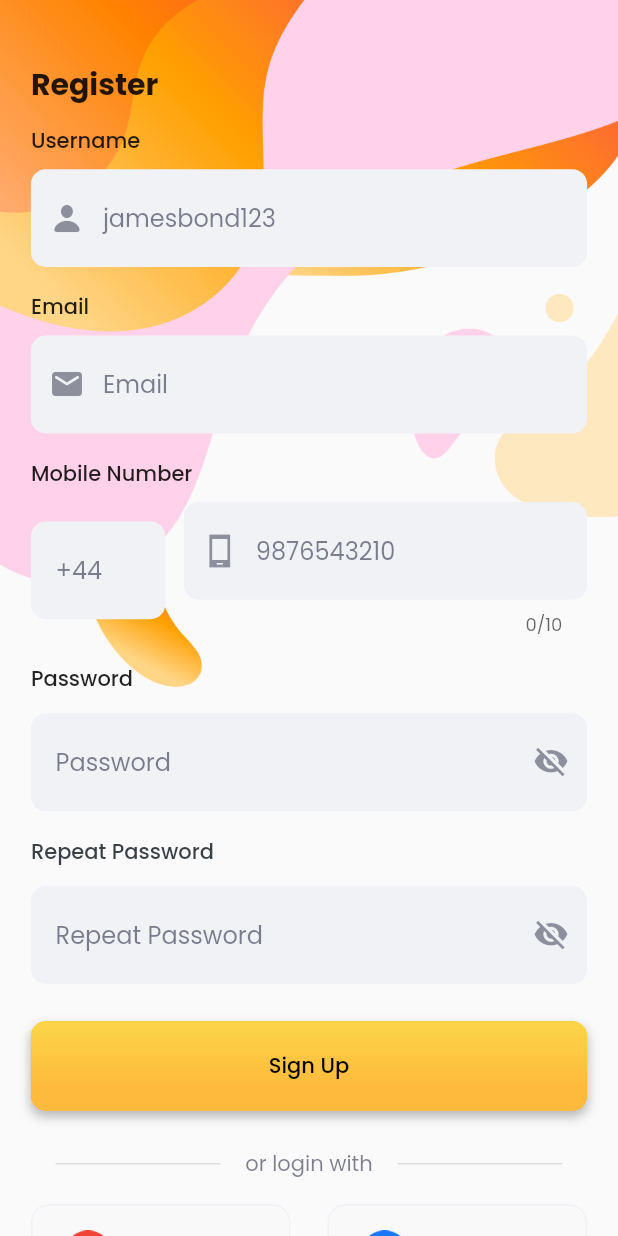
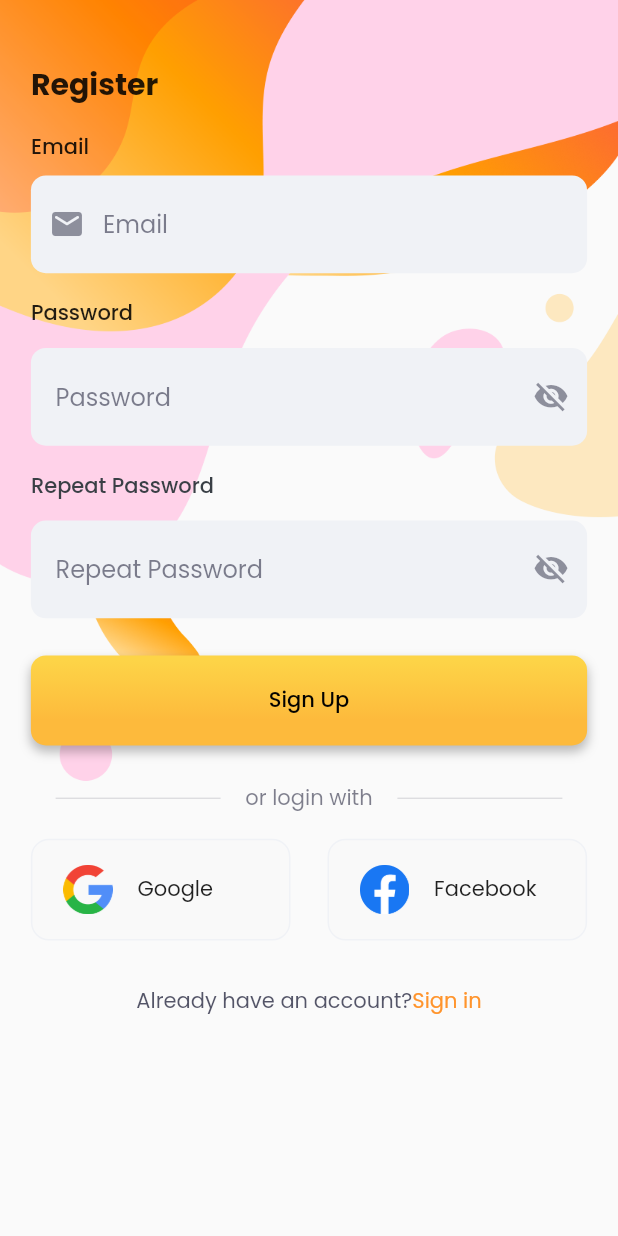
Before and after one commit to yashvala9/final_client_19-10, a Flutter app: the SignupScreen screen opened by its route, on a phone screen of 412 x 824 dp. Run offline on Flutter 3.47's test engine with Material 2 defaults, Android fonts, the phone set to English and light mode, and no system bars; our stand-ins replace cloud_firestore, firebase_auth, firebase_core, flutter_keyboard_visibility, get, get_storage and 4 more; accounts and stored records are empty.

Commit message:
auth completed

```diff
--- a/lib/app/modules/auth/login/login_screen.dart
+++ b/lib/app/modules/auth/login/login_screen.dart
@@ -82,7 +82,6 @@ class LoginScreen extends StatelessWidget {
                                           : null;
                                 },
                               ),
-
                               SizedBox(height: Get.height * 0.03),
                               Text(
                                 'Password',
@@ -111,11 +110,10 @@ class LoginScreen extends StatelessWidget {
                                 onSaved: (v) => _controller.password = v!,
                                 validator: (value) => value!.isEmpty
                                     ? 'Password is required'
-                                      : value.length <= 8
+                                    : value.length < 8
                                         ? "Password should be greater than 8 words"
                                         : null,
                               ),
-
                               SizedBox(height: Get.height * 0.02),
                               Align(
                                 alignment: Alignment.centerRight,
--- a/lib/app/modules/auth/sign_up/signup_screen.dart
+++ b/lib/app/modules/auth/sign_up/signup_screen.dart
@@ -46,40 +46,41 @@ class SignupScreen extends StatelessWidget {
                           child: Column(
                             crossAxisAlignment: CrossAxisAlignment.start,
                             children: [
+
                               Text(
                                 'Register',
                                 textScaleFactor: Get.textScaleFactor,
                                 style: style.titleLarge,
                               ),
-                              SizedBox(height: Get.height * 0.015),
-                              Text(
-                                'Username',
-                                textScaleFactor: Get.textScaleFactor,
-                                style: style.labelLarge,
-                              ),
-                              SizedBox(height: Get.height * 0.01),
-                              TextFormField(
-                                enabled: !_controller.loading,
-                                decoration: InputDecoration(
-                                  hintText: 'jamesbond123',
-                                  prefixIcon: Icon(
-                                    CupertinoIcons.person_solid,
-                                    color: AppColors.headline5Color
-                                        .withOpacity(.5),
-                                  ),
-                                ),
-                                inputFormatters: [
-                                  FilteringTextInputFormatter.allow(
-                                      RegExp('[a-zA-Z0-9]')),
-                                ],
-                                keyboardType: TextInputType.name,
-                                validator: (value) {
-                                  return value!.isEmpty
-                                      ? 'Username is required'
-                                      : null;
-                                },
-                                onSaved: (v) => _controller.userName = v!,
-                              ),
+                              // SizedBox(height: Get.height * 0.015),
+                              // Text(
+                              //   'Username',
+                              //   textScaleFactor: Get.textScaleFactor,
+                              //   style: style.labelLarge,
+                              // ),
+                              // SizedBox(height: Get.height * 0.01),
+                              // TextFormField(
+                              //   enabled: !_controller.loading,
+                              //   decoration: InputDecoration(
+                              //     hintText: 'jamesbond123',
+                              //     prefixIcon: Icon(
+                              //       CupertinoIcons.person_solid,
+                              //       color: AppColors.headline5Color
+                              //           .withOpacity(.5),
+                              //     ),
+                              //   ),
+                              //   inputFormatters: [
+                              //     FilteringTextInputFormatter.allow(
+                              //         RegExp('[a-zA-Z0-9]')),
+                              //   ],
+                              //   keyboardType: TextInputType.name,
+                              //   validator: (value) {
+                              //     return value!.isEmpty
+                              //         ? 'Username is required'
+                              //         : null;
+                              //   },
+                              //   onSaved: (v) => _controller.userName = v!,
+                              // ),
                               SizedBox(height: Get.height * 0.02),
                               Text(
                                 'Email',
@@ -107,71 +108,71 @@ class SignupScreen extends StatelessWidget {
                                 onSaved: (v) => _controller.email = v!,
                               ),
                               SizedBox(height: Get.height * 0.02),
-                              Text('Mobile Number',
-                                  textScaleFactor: Get.textScaleFactor,
-                                  style: style.labelLarge),
-                              SizedBox(height: Get.height * 0.01),
-                              Row(
-                                mainAxisAlignment:
-                                    MainAxisAlignment.spaceBetween,
-                                children: [
-                                  Expanded(
-                                    flex: 1,
-                                    child: TextFormField(
-                                      enabled: !_controller.loading,
-                                      decoration: const InputDecoration(
-                                        hintText: '+44',
-                                        counterText: '',
-                                      ),
-                                      keyboardType: TextInputType.number,
-                                      inputFormatters: [
-                                        FilteringTextInputFormatter.allow(
-                                            RegExp('[0-9,+]')),
-                                      ],
-                                      maxLength: 2,
-                                      validator: (v) => v!.isEmpty
-                                          ? "Country code is required"
-                                          : v.length != 2
-                                              ? "Country code must be 2 digits"
-                                              : null,
-                                      onSaved: (v) =>
-                                          _controller.countryCode = v!,
-                                    ),
-                                  ),
-                                  SizedBox(
-                                    width: Get.width * 0.03,
-                                  ),
-                                  Expanded(
-                                    flex: 3,
-                                    child: TextFormField(
-                                      enabled: !_controller.loading,
-                                      decoration: InputDecoration(
-                                        hintText: '9876543210',
-                                        prefixIcon: Icon(
-                                          Icons.phone_android_sharp,
-                                          color: AppColors.headline5Color
-                                              .withOpacity(.5),
-                                        ),
-                                      ),
-                                      keyboardType: TextInputType.number,
-                                      inputFormatters: [
-                                        FilteringTextInputFormatter.digitsOnly,
-                                      ],
-                                      maxLength: 10,
-                                      validator: (value) {
-                                        return value!.isEmpty
-                                            ? 'Mobile number is required'
-                                            : value.length != 10
-                                                ? "Mobile number must be 10 digits"
-                                                : null;
-                                      },
-                                      onSaved: (v) =>
-                                          _controller.mobileNumber = v!,
-                                    ),
-                                  ),
-                                ],
-                              ),
-                              SizedBox(height: Get.height * 0.02),
+                              // Text('Mobile Number',
+                              //     textScaleFactor: Get.textScaleFactor,
+                              //     style: style.labelLarge),
+                              // SizedBox(height: Get.height * 0.01),
+                              // Row(
+                              //   mainAxisAlignment:
+                              //       MainAxisAlignment.spaceBetween,
+                              //   children: [
+                              //     Expanded(
+                              //       flex: 1,
+                              //       child: TextFormField(
+                              //         enabled: !_controller.loading,
+                              //         decoration: const InputDecoration(
+                              //           hintText: '+44',
+                              //           counterText: '',
+                              //         ),
+                              //         keyboardType: TextInputType.number,
+                              //         inputFormatters: [
+                              //           FilteringTextInputFormatter.allow(
+                              //               RegExp('[0-9,+]')),
+                              //         ],
+                              //         maxLength: 2,
+                              //         validator: (v) => v!.isEmpty
+                              //             ? "Country code is required"
+                              //             : v.length != 2
+                              //                 ? "Country code must be 2 digits"
+                              //                 : null,
+                              //         onSaved: (v) =>
+                              //             _controller.countryCode = v!,
+                              //       ),
+                              //     ),
+                              //     SizedBox(
+                              //       width: Get.width * 0.03,
+                              //     ),
+                              //     Expanded(
+                              //       flex: 3,
+                              //       child: TextFormField(
+                              //         enabled: !_controller.loading,
+                              //         decoration: InputDecoration(
+                              //           hintText: '9876543210',
+                              //           prefixIcon: Icon(
+                              //             Icons.phone_android_sharp,
+                              //             color: AppColors.headline5Color
+                              //                 .withOpacity(.5),
+                              //           ),
+                              //         ),
+                              //         keyboardType: TextInputType.number,
+                              //         inputFormatters: [
+                              //           FilteringTextInputFormatter.digitsOnly,
+                              //         ],
+                              //         maxLength: 10,
+                              //         validator: (value) {
+                              //           return value!.isEmpty
+                              //               ? 'Mobile number is required'
+                              //               : value.length != 10
+                              //                   ? "Mobile number must be 10 digits"
+                              //                   : null;
+                              //         },
+                              //         onSaved: (v) =>
+                              //             _controller.mobileNumber = v!,
+                              //       ),
+                              //     ),
+                              //   ],
+                              // ),
+                              // SizedBox(height: Get.height * 0.02),
                               Text('Password',
                                   textScaleFactor: Get.textScaleFactor,
                                   style: style.labelLarge),
--- a/lib/app/modules/homepage/home_page.dart
+++ b/lib/app/modules/homepage/home_page.dart
@@ -15,6 +15,7 @@ class HomePage extends StatelessWidget {
           IconButton(
               onPressed: () {
                 _authService.signOut();
+
               },
               icon: const Icon(Icons.power_settings_new_outlined))
         ],
--- a/lib/app/routes/app_page.dart
+++ b/lib/app/routes/app_page.dart
@@ -34,10 +34,10 @@ class AppPages {
       name: AppRoutes.forgotPassword,
       page: () => ForgotPasswordView(),
     ),
-    GetPage(
-      name: AppRoutes.verifyEmail,
-      page: () => VerifyEmailView(),
-    ),
+    // GetPage(
+    //   name: AppRoutes.verifyEmail,
+    //   page: () => VerifyEmailView(),
+    // ),
     GetPage(
       name: AppRoutes.resetPassword,
       page: () => ResetPasswordView(),
--- a/lib/main.dart
+++ b/lib/main.dart
@@ -1,6 +1,7 @@
 import 'package:firebase_core/firebase_core.dart';
 import 'package:flutter/material.dart';
 import 'package:get/get.dart';
+import 'package:get_storage/get_storage.dart';
 import 'package:package_info_plus/package_info_plus.dart';
 import 'package:reel_ro/app/modules/account_settings/views/account_settings_view.dart';
 import 'package:reel_ro/app/routes/app_page.dart';
@@ -11,6 +12,7 @@ late PackageInfo kPackageInfo;
 
 Future<void> main() async {
   WidgetsFlutterBinding.ensureInitialized();
+   await GetStorage.init();
   await Firebase.initializeApp(
     options: DefaultFirebaseOptions.currentPlatform,
   );
--- /dev/null
+++ b/lib/utils/constants.dart
@@ -0,0 +1,5 @@
+class Constants{
+  static const token = 'token';
+  static const jwt ='jwt';
+  static const userId ='userId';
+}
--- a/pubspec.yaml
+++ b/pubspec.yaml
@@ -19,9 +19,11 @@ dependencies:
   font_awesome_flutter: ^10.1.0
   get: 4.6.1
   google_sign_in: ^5.3.1
+  http: ^0.13.4
   image_cropper: ^1.4.1
   image_picker: ^0.8.4+6
   package_info_plus: ^1.4.0
+  get_storage: ^2.0.3
 
 dev_dependencies:
   flutter_lints: ^1.0.0
```
Also changed, not shown: lib/app/modules/auth/auth_controller.dart (+51 -10 lines), lib/app/modules/auth/verify_email/verify_email.dart (+36 -13 lines), lib/repositories/auth_repository.dart (+90 -9 lines), lib/services/auth_service.dart (+22 -11 lines), lib/utils/base.dart (added, +9 -0 lines), assets/Lock.png (deleted), pubspec.lock, 1 other file. Lines whose indentation alone changed are shown as unchanged.
